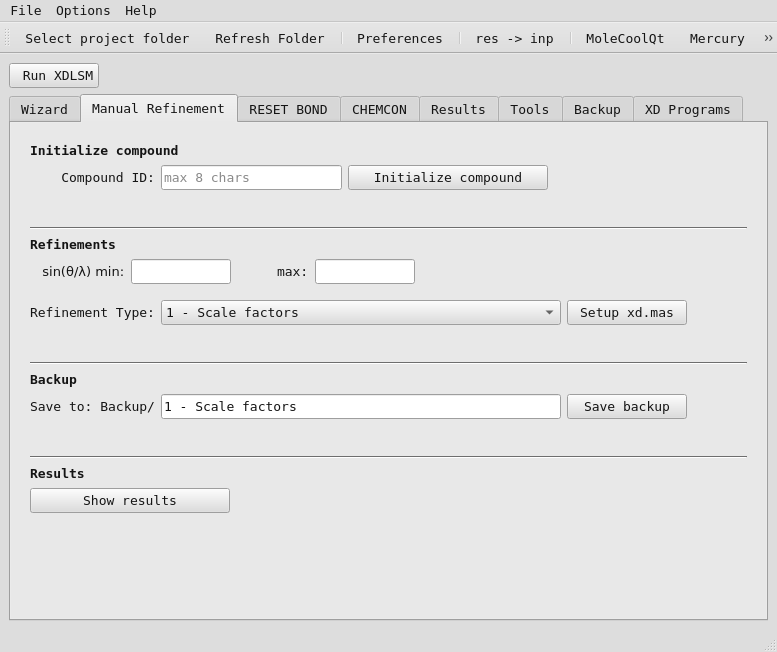
This is xdcool.ui in mcrav/XDToolkit as Qt 5 draws it before an edit. The edited form follows.
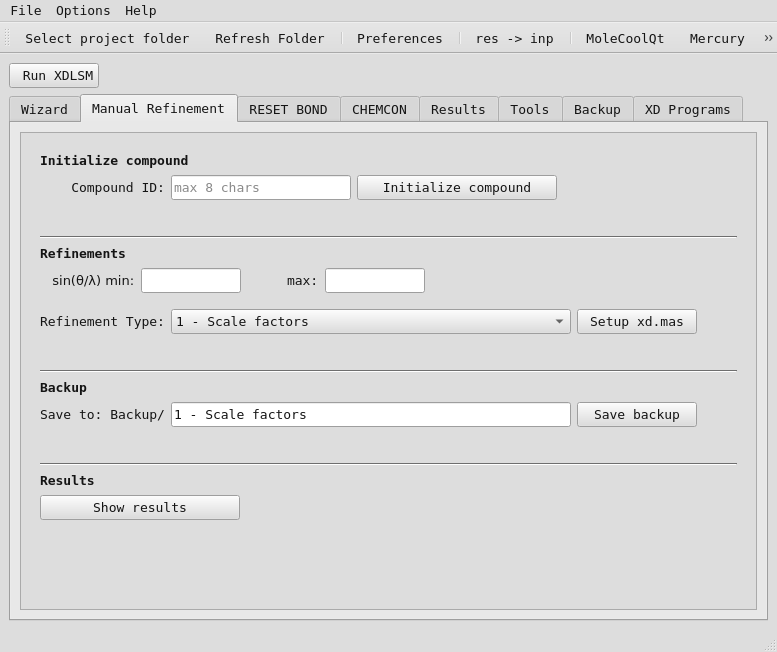
This is the edited form. The open tabs and pages were chosen to show the change. Icons and pictures are not drawn.

```diff
--- a/xdcool.ui
+++ b/xdcool.ui
@@ -1136,6 +1136,21 @@
        </attribute>
        <layout class="QGridLayout" name="gridLayout_6">
         <item row="0" column="0">
+         <widget class="QScrollArea" name="scrollArea_2">
+          <property name="widgetResizable">
+           <bool>true</bool>
+          </property>
+          <widget class="QWidget" name="scrollAreaWidgetContents_2">
+           <property name="geometry">
+            <rect>
+             <x>0</x>
+             <y>0</y>
+             <width>735</width>
+             <height>472</height>
+            </rect>
+           </property>
+           <layout class="QGridLayout" name="gridLayout_10">
+            <item row="0" column="0">
          <layout class="QVBoxLayout" name="verticalLayout_55">
           <property name="leftMargin">
            <number>10</number>
@@ -1635,6 +1650,10 @@
         </item>
        </layout>
       </widget>
+         </widget>
+        </item>
+       </layout>
+      </widget>
       <widget class="QWidget" name="tab_3">
        <attribute name="title">
         <string>RESET BOND</string>
```
Left out of the diff: 51 changed lines with no effect on the pictures. Lines whose indentation alone changed are shown as unchanged.
